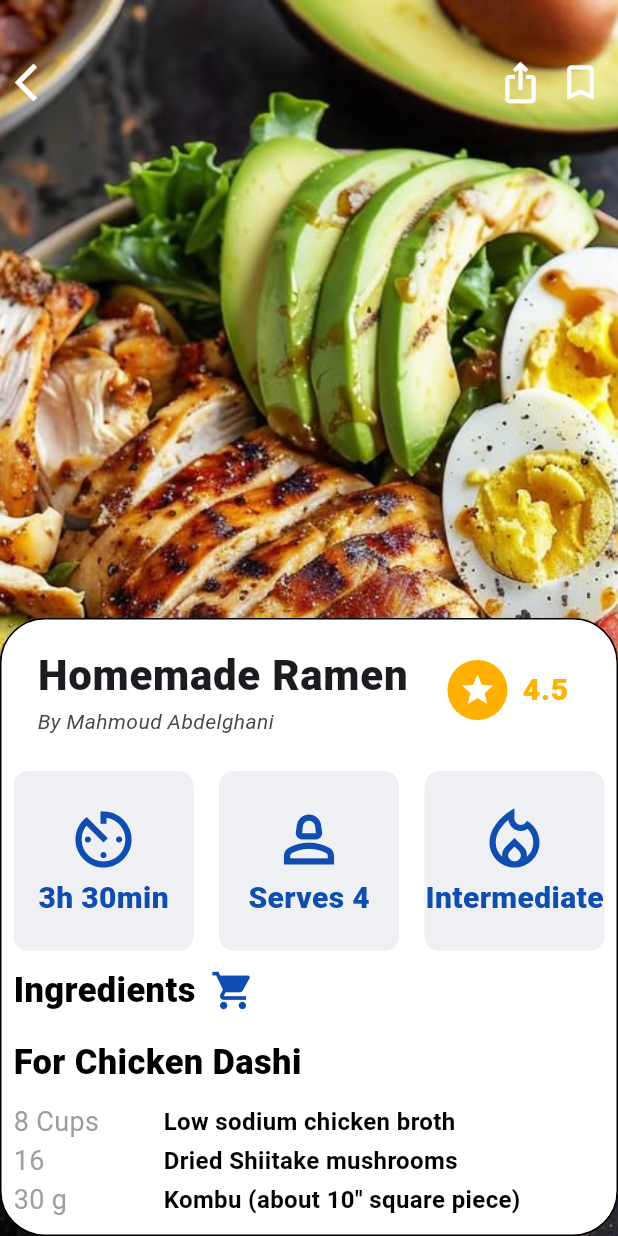
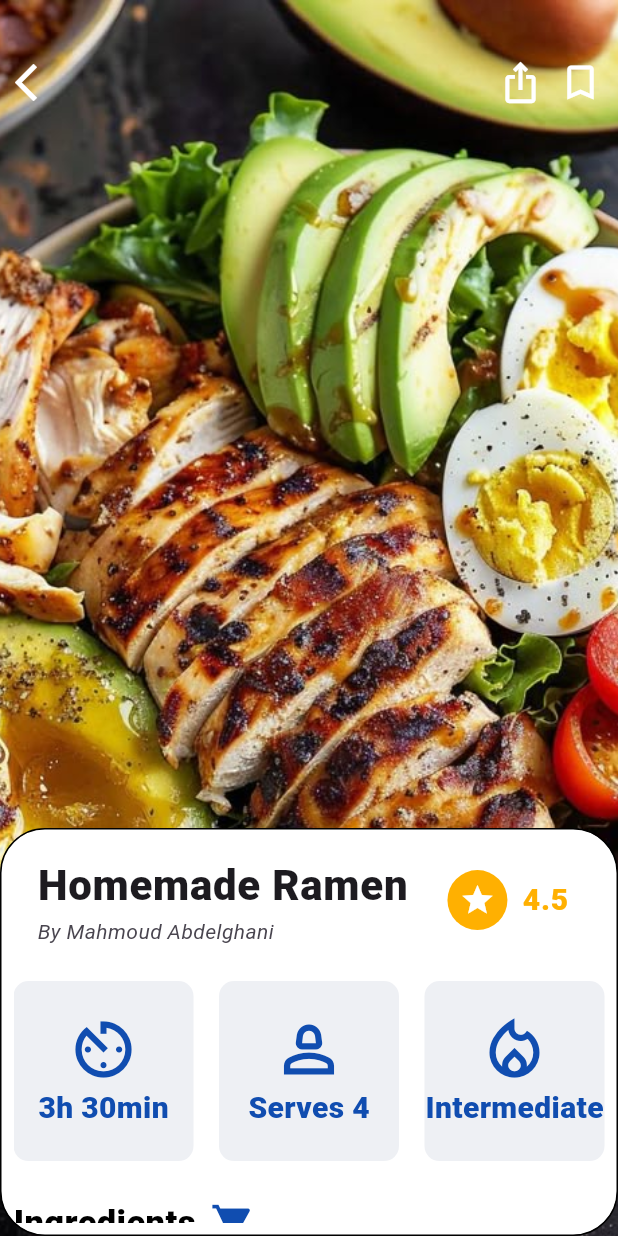
Before and after one commit to mahmoudAbdelghani2/IEEE-CS-MOBILE-26, a Flutter app: the screen it shows after launch, on a phone screen of 412 x 824 dp. Run offline on Flutter 3.47's test engine with Material 3 defaults, Android fonts, the phone set to English and light mode, and no system bars.

Commit message:
Update DraggableScrollableSheet

```diff
--- a/task_08/lib/views/drag_view.dart
+++ b/task_08/lib/views/drag_view.dart
@@ -8,6 +8,9 @@ class DragPage extends StatelessWidget {
   @override
   Widget build(BuildContext context) {
     return DraggableScrollableSheet(
+      initialChildSize: 0.33,
+      maxChildSize: 0.9,
+      minChildSize: 0.33,
       builder: (context, controller) => Container(
         decoration: BoxDecoration(
           color: Colors.white,
@@ -34,7 +37,7 @@ class DragPage extends StatelessWidget {
                 ],
               ),
 
-              SizedBox(height: 10),
+              SizedBox(height: 25),
               Row(
                 mainAxisAlignment: MainAxisAlignment.start,
                 children: [
```
